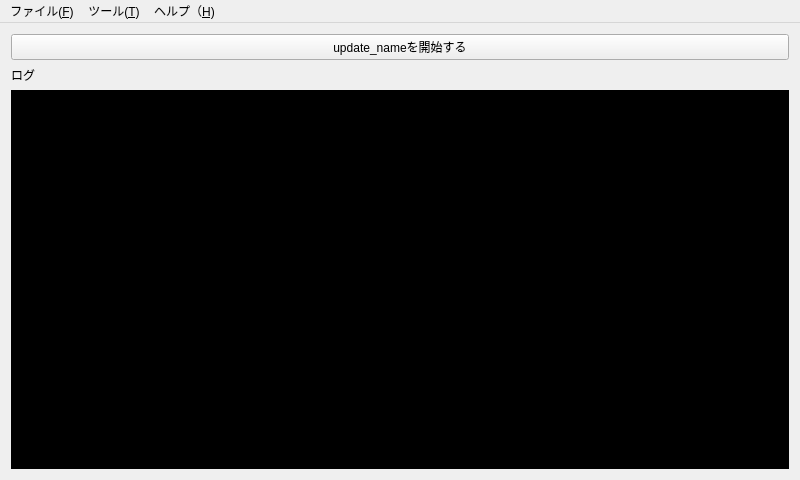
This is mainwindow.ui in embicoin/update_name_Qt as Qt 5 draws it before an edit. The edited form follows.
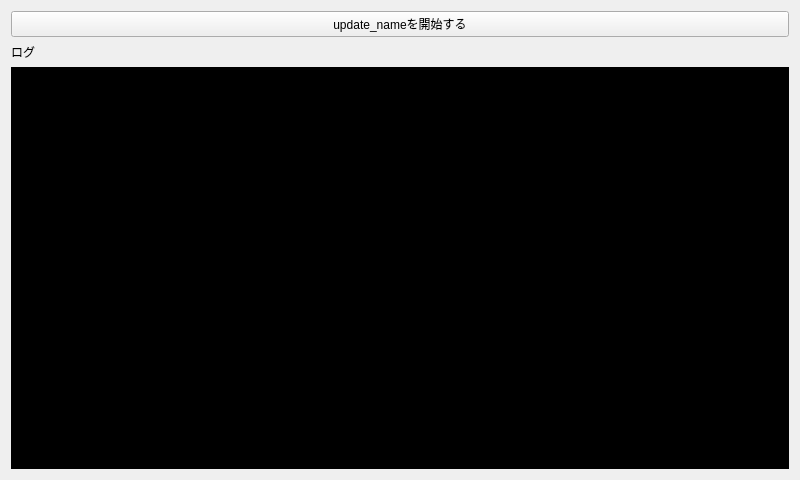
This is the edited form.

The edit to the form file:
```diff
--- a/mainwindow.ui
+++ b/mainwindow.ui
@@ -459,44 +459,6 @@
     </item>
    </layout>
   </widget>
-  <widget class="QMenuBar" name="menuBar">
-   <property name="geometry">
-    <rect>
-     <x>0</x>
-     <y>0</y>
-     <width>800</width>
-     <height>22</height>
-    </rect>
-   </property>
-   <widget class="QMenu" name="menu_F">
-    <property name="title">
-     <string>ファイル(&amp;F)</string>
-    </property>
-    <addaction name="clearLogAction"/>
-    <addaction name="saveLogAction"/>
-    <addaction name="separator"/>
-    <addaction name="quitAction"/>
-   </widget>
-   <widget class="QMenu" name="menu_T">
-    <property name="title">
-     <string>ツール(&amp;T)</string>
-    </property>
-    <addaction name="preferencesAction"/>
-    <addaction name="updateNameSenderAction"/>
-   </widget>
-   <widget class="QMenu" name="menu">
-    <property name="title">
-     <string>ヘルプ（&amp;H)</string>
-    </property>
-    <addaction name="officialSiteAction"/>
-    <addaction name="separator"/>
-    <addaction name="aboutAction"/>
-    <addaction name="aboutQtAction"/>
-   </widget>
-   <addaction name="menu_F"/>
-   <addaction name="menu_T"/>
-   <addaction name="menu"/>
-  </widget>
   <action name="clearLogAction">
    <property name="text">
     <string>ログをクリアする</string>
```
